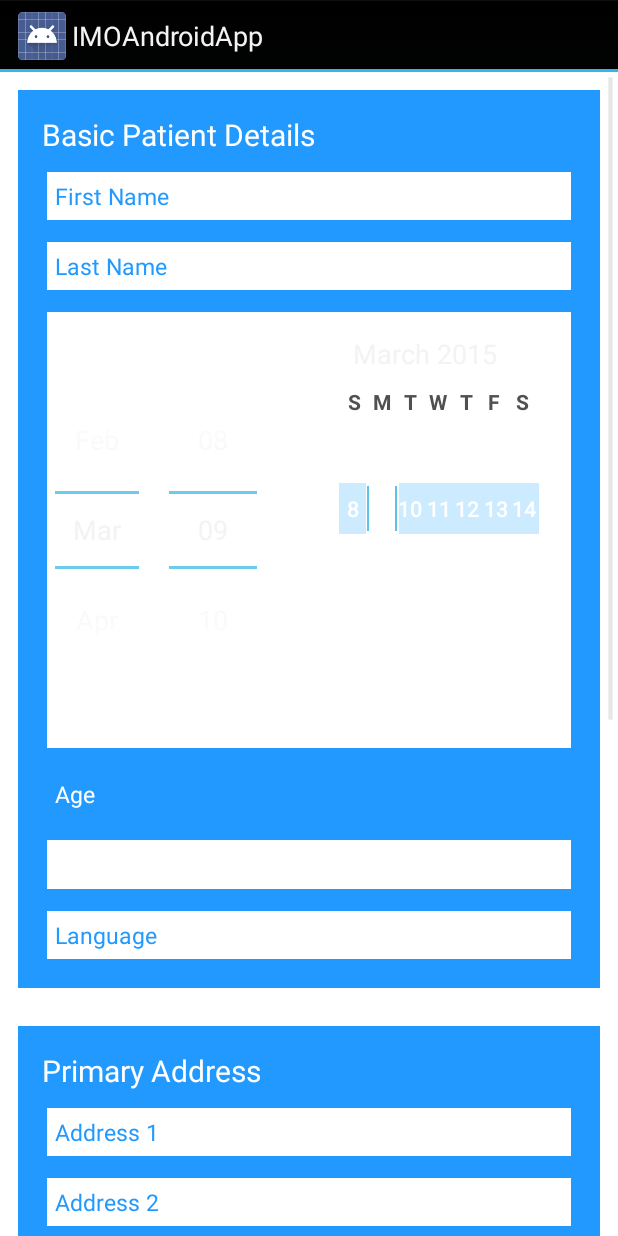
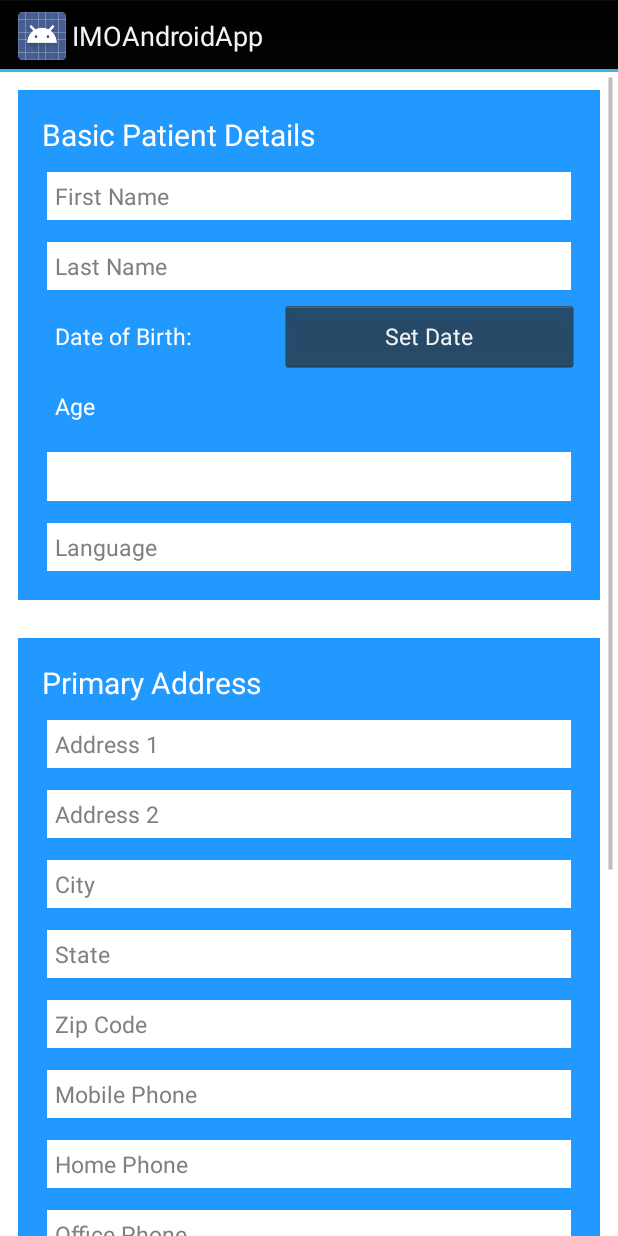
Before and after one commit to mayoorrai/AndroidIMOApp, an Android app: the layout create_new_patient.xml on its own in the app's theme, with its tools: preview values and no code run, on a phone screen of 412 x 824 dp. Run offline under Robolectric (Android 15) with nearby library versions, the phone set to English and light mode, and no system bars.

Commit message:
nprabhu2 : vishal's changes

```diff
--- a/app/src/main/java/com/imoandroid/imoandroidapp/Constants.java
+++ b/app/src/main/java/com/imoandroid/imoandroidapp/Constants.java
@@ -22,4 +22,7 @@
     public static final String TAG_HOME = "home";
     public static final String TAG_OFFICE = "office";
     public static final String TAG_NOTES = "notes";
+    public static final String API_SERVER = "http://imoweb.azurewebsites.net/";
+    public static final String API_KEY = "FSdgvuujDNpD1YPVjN95XcSFXBdsVwf66qeijgZDdwkji6GiyqYoKw15JRPywYV5";
+    public static final String URL = API_SERVER + "apiKey=" + API_KEY;
 }
--- a/app/src/main/java/com/imoandroid/imoandroidapp/PatientListActivity.java
+++ b/app/src/main/java/com/imoandroid/imoandroidapp/PatientListActivity.java
@@ -225,16 +225,16 @@
     public void patientClickHandler(Patient p) {
         if (p == null) {
             // new patient (empty fields)
-            Intent intent = new Intent(getApplicationContext(), MainActivity.class);
+            Intent intent = new Intent(getApplicationContext(), PatientInputForm.class);
             intent.putExtra("create", true);
             startActivity(intent);
         }
         else {
             // update patient (nonempty fields)
-            Intent intent = new Intent(getApplicationContext(), MainActivity.class);
+            Intent intent = new Intent(getApplicationContext(), PatientInputForm.class);
             intent.putExtra(Constants.TAG_FIRST_NAME, p.getFirstName());
             intent.putExtra(Constants.TAG_LAST_NAME, p.getLastName());
-            intent.putExtra(Constants.TAG_GENDER, p.get_gender());
+            intent.putExtra(Constants.TAG_GENDER, p.get_gender().getNum());
             intent.putExtra(Constants.TAG_DOB, p.getDOB().getTime());
             intent.putExtra(Constants.TAG_ADDRESS1, p.address.getAddress1());
             intent.putExtra(Constants.TAG_ADDRESS2, p.address.getAddress2());
--- a/app/src/main/res/layout/create_new_patient.xml
+++ b/app/src/main/res/layout/create_new_patient.xml
@@ -32,7 +32,7 @@
                 android:layout_width="match_parent"
                 android:layout_height="wrap_content"
                 android:textColor="@color/cyan"
-                android:text="@string/strFirstName"
+                android:hint="@string/strFirstName"
                 android:textSize="15dp"
                 android:layout_below="@+id/basicPatientDetails"
                 android:background="@color/white"
@@ -44,24 +44,35 @@
                 android:layout_width="match_parent"
                 android:layout_height="wrap_content"
                 android:textColor="@color/cyan"
-                android:text="@string/strLastName"
+                android:hint="@string/strLastName"
                 android:textSize="15dp"
                 android:layout_below="@+id/firstNameBox"
                 android:background="@color/white"
                 android:padding="5dp"
                 android:layout_margin="7dp"/>
 
-            <DatePicker
-                android:id="@+id/dobBox"
-                android:layout_width="match_parent"
+            <TextView
+                android:id="@+id/tvDate"
+                android:layout_width="wrap_content"
                 android:layout_height="wrap_content"
-                android:textColor="@color/cyan"
-                android:text="@string/strDOB"
+                android:textColor="@color/white"
                 android:textSize="15dp"
+                android:text="Date of Birth:           "
                 android:layout_below="@+id/lastNameBox"
-                android:background="@color/white"
                 android:padding="5dp"
                 android:layout_margin="7dp"/>
+
+            <Button
+                android:id="@+id/dateButton"
+                android:layout_width="fill_parent"
+                android:layout_height="wrap_content"
+                android:layout_below="@+id/lastNameBox"
+                android:text="Set Date"
+                android:textSize="15dp"
+                android:layout_toRightOf="@id/tvDate"
+                android:layout_alignBaseline="@+id/tvDate"
+                android:padding="1dp"
+                android:layout_margin="2dp"/>
 
             <TextView
                 android:id="@+id/ageBox"
@@ -70,7 +81,7 @@
                 android:textColor="@color/white"
                 android:text="@string/strAge"
                 android:textSize="15dp"
-                android:layout_below="@+id/dobBox"
+                android:layout_below="@+id/tvDate"
                 android:padding="5dp"
                 android:layout_margin="7dp"/>
 
@@ -85,7 +96,8 @@
                 android:layout_margin="7dp"
                 android:textSize="15sp"
                 android:background="@color/white"
-                android:padding="5dp">
+                android:padding="5dp"
+                android:spinnerMode="dialog">
             </Spinner>
 
             <EditText
@@ -93,7 +105,7 @@
                 android:layout_width="match_parent"
                 android:layout_height="wrap_content"
                 android:textColor="@color/cyan"
-                android:text="@string/strLanguage"
+                android:hint="@string/strLanguage"
                 android:textSize="15dp"
                 android:layout_below="@+id/genderSpinner"
                 android:background="@color/white"
@@ -125,7 +137,7 @@
                 android:layout_width="match_parent"
                 android:layout_height="wrap_content"
                 android:textColor="@color/cyan"
-                android:text="@string/strAddress1"
+                android:hint="@string/strAddress1"
                 android:textSize="15dp"
                 android:layout_below="@+id/primaryAddress"
                 android:background="@color/white"
@@ -137,7 +149,7 @@
                 android:layout_width="match_parent"
                 android:layout_height="wrap_content"
                 android:textColor="@color/cyan"
-                android:text="@string/strAddress2"
+                android:hint="@string/strAddress2"
                 android:textSize="15dp"
                 android:layout_below="@+id/address1Box"
                 android:background="@color/white"
@@ -149,7 +161,7 @@
                 android:layout_width="match_parent"
                 android:layout_height="wrap_content"
                 android:textColor="@color/cyan"
-                android:text="@string/strCity"
+                android:hint="@string/strCity"
                 android:textSize="15dp"
                 android:layout_below="@+id/address2Box"
                 android:background="@color/white"
@@ -161,7 +173,7 @@
                 android:layout_width="match_parent"
                 android:layout_height="wrap_content"
                 android:textColor="@color/cyan"
-                android:text="@string/strState"
+                android:hint="@string/strState"
                 android:textSize="15dp"
                 android:layout_below="@+id/cityBox"
                 android:background="@color/white"
@@ -173,7 +185,8 @@
                 android:layout_width="match_parent"
                 android:layout_height="wrap_content"
                 android:textColor="@color/cyan"
-                android:text="@string/strZip"
+                android:inputType="number"
+                android:hint="@string/strZip"
                 android:textSize="15dp"
                 android:layout_below="@+id/stateBox"
                 android:background="@color/white"
@@ -185,7 +198,9 @@
                 android:layout_width="match_parent"
                 android:layout_height="wrap_content"
                 android:textColor="@color/cyan"
-                android:text="@string/strMobile"
+                android:inputType="phone"
+                android:digits="0123456789+()-"
+                android:hint="@string/strMobile"
                 android:textSize="15dp"
                 android:layout_below="@+id/zipBox"
                 android:background="@color/white"
@@ -197,7 +212,9 @@
                 android:layout_width="match_parent"
                 android:layout_height="wrap_content"
                 android:textColor="@color/cyan"
-                android:text="@string/strHome"
+                android:inputType="phone"
+                android:digits="0123456789+()-"
+                android:hint="@string/strHome"
                 android:textSize="15dp"
                 android:layout_below="@+id/mobileBox"
                 android:background="@color/white"
@@ -209,7 +226,9 @@
                 android:layout_width="match_parent"
                 android:layout_height="wrap_content"
                 android:textColor="@color/cyan"
-                android:text="@string/strOffice"
+                android:inputType="phone"
+                android:digits="0123456789+()-"
+                android:hint="@string/strOffice"
                 android:textSize="15dp"
                 android:layout_below="@+id/homeBox"
                 android:background="@color/white"
@@ -242,6 +261,8 @@
                 android:layout_height="130dp"
                 android:textColor="@color/cyan"
                 android:textSize="15dp"
+                android:hint="Notes about the patient"
+                android:gravity="top"
                 android:layout_below="@+id/notes"
                 android:background="@color/white"
                 android:padding="5dp"
@@ -250,6 +271,7 @@
         </RelativeLayout>
 
         <Button
+            android:id="@+id/submitButton"
             android:layout_width="wrap_content"
             android:layout_height="wrap_content"
             android:text="@string/strFinish"
--- a/app/src/main/res/values/strings.xml
+++ b/app/src/main/res/values/strings.xml
@@ -4,9 +4,9 @@
     <string name="app_name">IMOAndroidApp</string>
     <string name="hello_world">Hello world!</string>
     <string name="action_settings">Settings</string>
-    // Actions    <string name="strFinish">Finish</string>
+    // Actions        <string name="strFinish">Finish</string>
     //// Create New Patient Vars
-    // Basic Patient Details    <string name="strBasicPatientDetails">Basic Patient Details</string>
+    // Basic Patient Details        <string name="strBasicPatientDetails">Basic Patient Details</string>
     <string name="strFirstName">First Name</string>
     <string name="strLastName">Last Name</string>
     <string name="strGender">Gender</string>
@@ -15,28 +15,29 @@
     <string name="strLanguage">Language</string>
     <string name="strPrimaryAddress">Primary Address</string>
     <string name="strPatientID">Patient ID: </string>
-    // Gender Spinner    <string name="strGenderPrompt">Choose Gender</string>
+    // Gender Spinner        <string name="strGenderPrompt">Choose Gender</string>
 
     <string-array name="gender_array">
         <item>Male</item>
         <item>Female</item>
         <item>Other</item>
     </string-array>
-    // Primary Address    <string name="strAddress1">Address 1</string>
+    // Primary Address        <string name="strAddress1">Address 1</string>
     <string name="strAddress2">Address 2</string>
     <string name="strCity">City</string>
     <string name="strState">State</string>
-    <string name="strZip">Zip</string>
-    <string name="strMobile">Mobile</string>
-    <string name="strHome">Home</string>
-    <string name="strOffice">Office</string>
-    // Notes    <string name="strNotes">Notes</string>
-    // Colors    <color name="white">#FFFFFF</color>
+    <string name="strZip">Zip Code</string>
+    <string name="strMobile">Mobile Phone</string>
+    <string name="strHome">Home Phone</string>
+    <string name="strOffice">Office Phone</string>
+    // Notes        <string name="strNotes">Notes</string>
+    // Colors        <color name="white">#FFFFFF</color>
     <color name="cyan">#2299ff</color>
 
     <string name="title_activity_splash">SplashActivity</string>
     <string name="title_activity_patient_list">PatientListActivity</string>
     <string name="header_all_patients">All Patients</string>
     <string name="button_add_new_patient">Add New Patient</string>
+    <string name="title_activity_patient_input_form">PatientInputForm</string>
 
 </resources>
```
Also changed, not shown: app/src/main/AndroidManifest.xml (+11 -7 lines), app/src/main/java/com/imoandroid/imoandroidapp/MainActivity.java (+2 -66 lines), app/src/main/java/com/imoandroid/imoandroidapp/PatientInputForm.java (added, +310 -0 lines).
